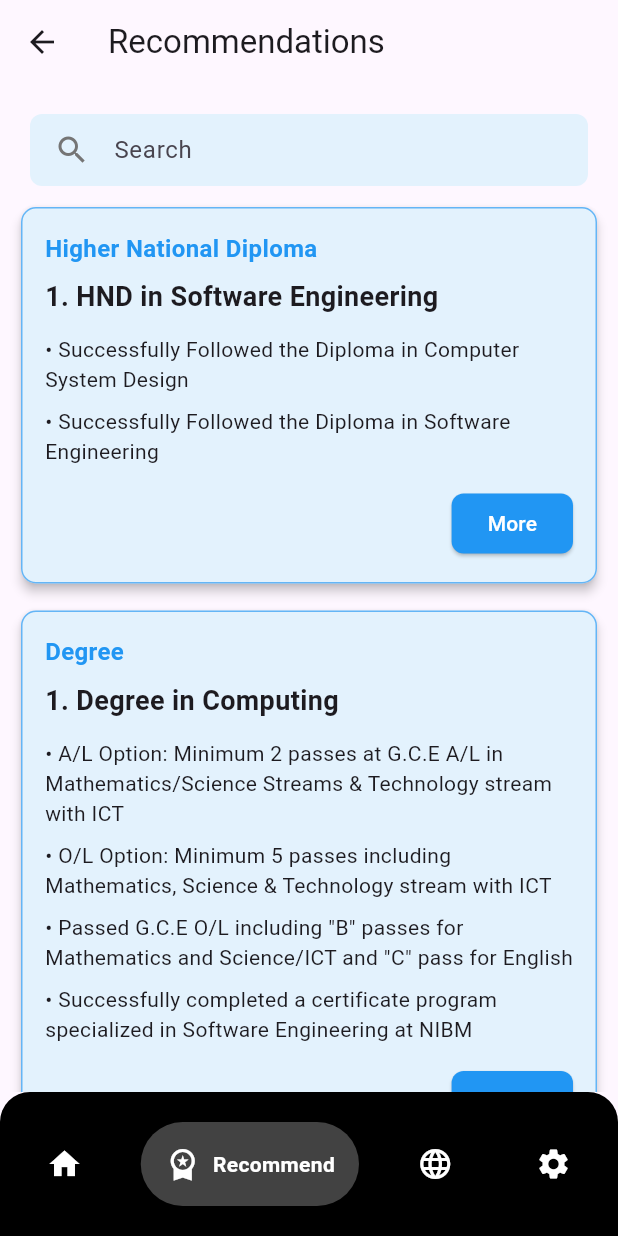
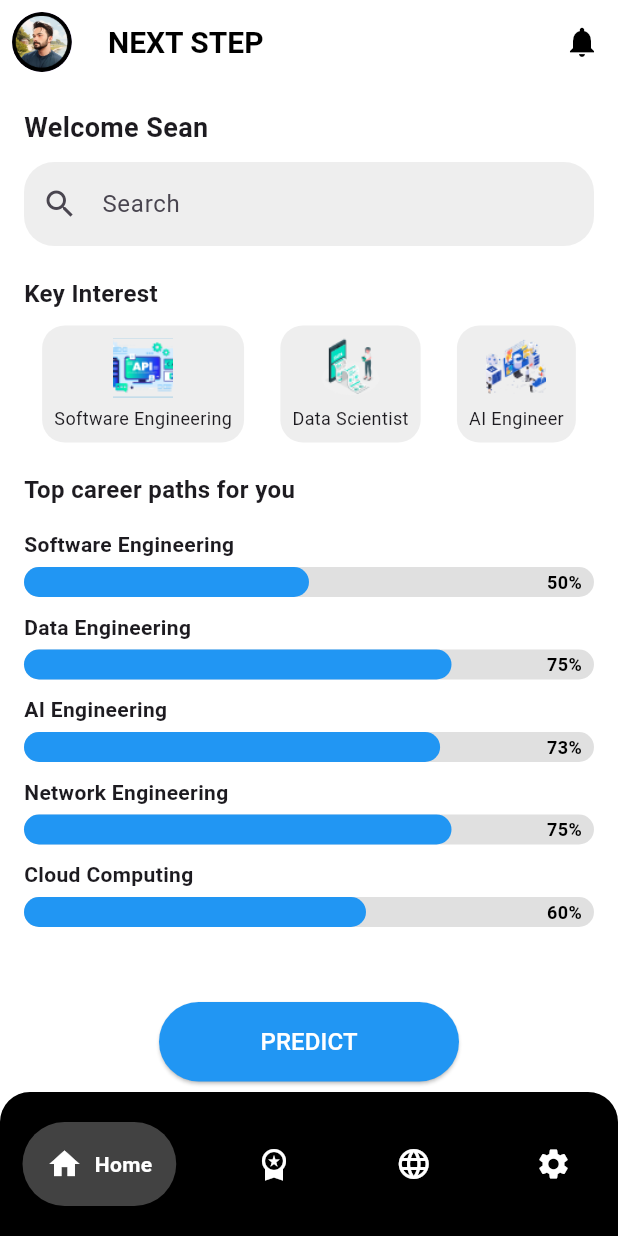
Before and after one commit to AdithyaSean/next-step-flutter, a Flutter app: the screen it shows after launch, on a phone screen of 412 x 824 dp. Run offline on Flutter 3.47's test engine with Material 3 defaults, Android fonts, the phone set to English and light mode, and no system bars; drawn by our look-alikes of google_nav_bar.

Commit message:
homePageDone

```diff
--- /dev/null
+++ b/lib/home.dart
@@ -0,0 +1,234 @@
+import 'package:flutter/material.dart';
+import 'package:next_step/nav_bar.dart';
+
+class HomeScreen extends StatelessWidget {
+  const HomeScreen({Key? key}) : super(key: key);
+
+  @override
+  Widget build(BuildContext context) {
+    return Scaffold(
+      backgroundColor: Colors.white,
+      appBar: AppBar(
+        elevation: 0,
+        backgroundColor: Colors.white,
+        leading: Padding(
+          padding: const EdgeInsets.all(8.0),
+          child: CircleAvatar(
+            backgroundImage: AssetImage('images/profile.png'),
+          ),
+        ),
+        title: const Text(
+          'NEXT STEP',
+          style: TextStyle(
+            color: Colors.black,
+            fontWeight: FontWeight.bold,
+            fontSize: 20,
+          ),
+        ),
+        actions: [
+          IconButton(
+            icon: const Icon(Icons.notifications, color: Colors.black),
+            onPressed: () {},
+          ),
+        ],
+      ),
+      body: SingleChildScrollView(
+        child: Padding(
+          padding: const EdgeInsets.all(16.0),
+          child: Column(
+            crossAxisAlignment: CrossAxisAlignment.start,
+            children: [
+              const Text(
+                'Welcome Sean',
+                style: TextStyle(
+                  fontSize: 18,
+                  fontWeight: FontWeight.bold,
+                ),
+              ),
+              const SizedBox(height: 10),
+              TextField(
+                decoration: InputDecoration(
+                  hintText: 'Search',
+                  prefixIcon: const Icon(Icons.search),
+                  border: OutlineInputBorder(
+                    borderRadius: BorderRadius.circular(20),
+                    borderSide: BorderSide.none,
+                  ),
+                  filled: true,
+                  fillColor: Colors.grey[200],
+                ),
+              ),
+              const SizedBox(height: 20),
+              const Text(
+                'Key Interest',
+                style: TextStyle(
+                  fontSize: 16,
+                  fontWeight: FontWeight.bold,
+                ),
+              ),
+              const SizedBox(height: 10),
+              Row(
+                mainAxisAlignment: MainAxisAlignment.spaceAround,
+                children: const [
+                  InterestCard(
+                    title: 'Software Engineering',
+                    imagePath: 'images/se.png',
+                  ),
+                  InterestCard(
+                    title: 'Data Scientist',
+                    imagePath: 'images/dataSci.png',
+                  ),
+                  InterestCard(
+                    title: 'AI Engineer',
+                    imagePath: 'images/AIEng.png',
+                  ),
+                ],
+              ),
+              const SizedBox(height: 20),
+              const Text(
+                'Top career paths for you',
+                style: TextStyle(
+                  fontSize: 16,
+                  fontWeight: FontWeight.bold,
+                ),
+              ),
+              const SizedBox(height: 10),
+              SizedBox(
+                height: 300,
+                child: ListView(
+                  children: const [
+                    CareerPathProgress(title: 'Software Engineering', percentage: 0.5),
+                    CareerPathProgress(title: 'Data Engineering', percentage: 0.75),
+                    CareerPathProgress(title: 'AI Engineering', percentage: 0.73),
+                    CareerPathProgress(title: 'Network Engineering', percentage: 0.75),
+                    CareerPathProgress(title: 'Cloud Computing', percentage: 0.6),
+                  ],
+                ),
+              ),
+              const SizedBox(height: 20),
+              Center(
+                child: ElevatedButton(
+                  onPressed: () {},
+                  style: ElevatedButton.styleFrom(
+                    backgroundColor: Colors.blue,
+                    shape: RoundedRectangleBorder(
+                      borderRadius: BorderRadius.circular(50),
+                    ),
+                    minimumSize: const Size(200, 50),
+                  ),
+                  child: const Padding(
+                    padding: EdgeInsets.symmetric(vertical: 15, horizontal: 30),
+                    child: Text(
+                      'PREDICT',
+                      style: TextStyle(fontSize: 16, color: Colors.white),
+                    ),
+                  ),
+                ),
+              ),
+            ],
+          ),
+        ),
+      ),
+      bottomNavigationBar: const BottomNavContainer(selectedIndex: 0),
+    );
+  }
+}
+
+class InterestCard extends StatelessWidget {
+  final String title;
+  final String imagePath;
+
+  const InterestCard({
+    required this.title,
+    required this.imagePath,
+    Key? key
+  }) : super(key: key);
+
+  @override
+  Widget build(BuildContext context) {
+    return Container(
+      padding: const EdgeInsets.all(8),
+      decoration: BoxDecoration(
+        color: Colors.grey[200],
+        borderRadius: BorderRadius.circular(15),
+      ),
+      child: Column(
+        children: [
+          Image.asset(
+            imagePath,
+            width: 40,
+            height: 40,
+            fit: BoxFit.cover,
+          ),
+          const SizedBox(height: 5),
+          Text(title, style: const TextStyle(fontSize: 12)),
+        ],
+      ),
+    );
+  }
+}
+
+class CareerPathProgress extends StatelessWidget {
+  final String title;
+  final double percentage;
+
+  const CareerPathProgress({
+    required this.title,
+    required this.percentage,
+    Key? key
+  }) : super(key: key);
+
+  @override
+  Widget build(BuildContext context) {
+    return Padding(
+      padding: const EdgeInsets.symmetric(vertical: 5),
+      child: Column(
+        crossAxisAlignment: CrossAxisAlignment.start,
+        children: [
+          Text(
+            title,
+            style: const TextStyle(fontSize: 14, fontWeight: FontWeight.bold),
+          ),
+          const SizedBox(height: 5),
+          Stack(
+            children: [
+              Container(
+                height: 20,
+                decoration: BoxDecoration(
+                  color: Colors.grey[300],
+                  borderRadius: BorderRadius.circular(15),
+                ),
+              ),
+              FractionallySizedBox(
+                widthFactor: percentage,
+                child: Container(
+                  height: 20,
+                  decoration: BoxDecoration(
+                    color: Colors.blue,
+                    borderRadius: BorderRadius.circular(15),
+                  ),
+                ),
+              ),
+              Positioned.fill(
+                child: Align(
+                  alignment: Alignment.centerRight,
+                  child: Padding(
+                    padding: const EdgeInsets.only(right: 8),
+                    child: Text(
+                      '${(percentage * 100).toInt()}%',
+                      style: const TextStyle(
+                        color: Colors.black,
+                        fontWeight: FontWeight.bold,
+                        fontSize: 12,
+                      ),
+                    ),
+                  ),
+                ),
+              ),
+            ],
+          ),
+        ],
+      ),
+    );
+  }
+}
--- a/lib/main.dart
+++ b/lib/main.dart
@@ -20,7 +20,8 @@ import 'package:flutter/material.dart';
 //import 'package:next_step/goverment_uni.dart';
 //import 'package:next_step/private_uni.dart';
 //import 'package:next_step/courses.dart';
-import 'package:next_step/recommendation_on_interest.dart';
+//import 'package:next_step/recommendation_on_interest.dart';
+import 'package:next_step/home.dart';
 
 
 void main() {
@@ -37,7 +38,7 @@ class MyApp extends StatelessWidget {
       theme: ThemeData(
         primarySwatch: Colors.blue,
       ),
-      home: const RecommendationOnInterest(), // Use the imported widget
+      home: const HomeScreen(), // Use the imported widget
     );
   }
 }
--- a/pubspec.yaml
+++ b/pubspec.yaml
@@ -75,6 +75,9 @@ flutter:
     - images/nibm.png
     - images/nsbm.png
     - images/sllit.png
+    - images/AIEng.png
+    - images/dataSci.png
+    - images/se.png
 
   # An image asset can refer to one or more resolution-specific "variants", see
   # https://flutter.dev/to/resolution-aware-images
```
Also changed, not shown: images/AIEng.png (added), images/dataSci.png (added), images/se.png (added).
